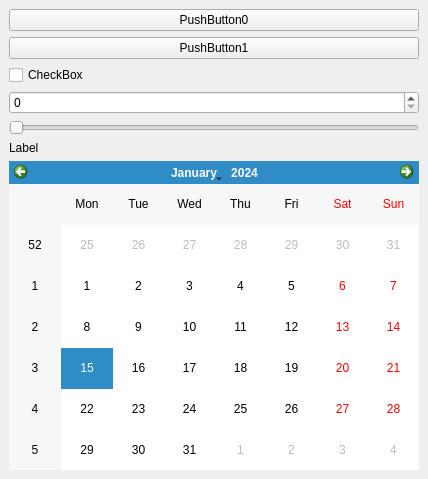
Qt form Project_WorkCell_Cam/Project_WorkCell/SamplePluginPA10/src/SamplePlugin.ui (ancker1/ROVIProjekt) before a commit.
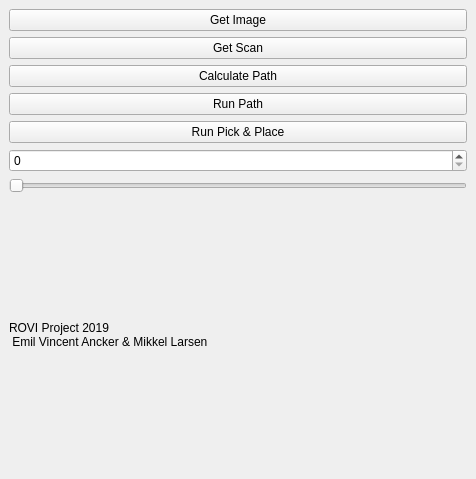
The same form after that commit.

Patch:
```diff
--- a/Project_WorkCell_Cam/Project_WorkCell/SamplePluginPA10/src/SamplePlugin.ui
+++ b/Project_WorkCell_Cam/Project_WorkCell/SamplePluginPA10/src/SamplePlugin.ui
@@ -6,7 +6,7 @@
    <rect>
     <x>0</x>
     <y>0</y>
-    <width>428</width>
+    <width>476</width>
     <height>479</height>
    </rect>
   </property>
@@ -17,24 +17,38 @@
    <layout class="QVBoxLayout" name="verticalLayout_2">
     <item>
      <layout class="QVBoxLayout" name="verticalLayout">
+      <item>
+       <widget class="QPushButton" name="_btn_im">
+        <property name="text">
+         <string>Get Image</string>
+        </property>
+       </widget>
+      </item>
+      <item>
+       <widget class="QPushButton" name="_btn_scan">
+        <property name="text">
+         <string>Get Scan</string>
+        </property>
+       </widget>
+      </item>
       <item>
        <widget class="QPushButton" name="_btn0">
         <property name="text">
-         <string>PushButton0</string>
+         <string>Calculate Path</string>
         </property>
        </widget>
       </item>
       <item>
        <widget class="QPushButton" name="_btn1">
         <property name="text">
-         <string>PushButton1</string>
+         <string>Run Path</string>
         </property>
        </widget>
       </item>
       <item>
-       <widget class="QCheckBox" name="_checkBox">
+       <widget class="QPushButton" name="_btn_run">
         <property name="text">
-         <string>CheckBox</string>
+         <string>Run Pick &amp;&amp; Place</string>
         </property>
        </widget>
       </item>
@@ -51,13 +65,11 @@
       <item>
        <widget class="QLabel" name="_label">
         <property name="text">
-         <string>Label</string>
+         <string>ROVI Project 2019 
+ Emil Vincent Ancker &amp; Mikkel Larsen</string>
         </property>
        </widget>
       </item>
-      <item>
-       <widget class="QCalendarWidget" name="_calendar"/>
-      </item>
      </layout>
     </item>
    </layout>
```
